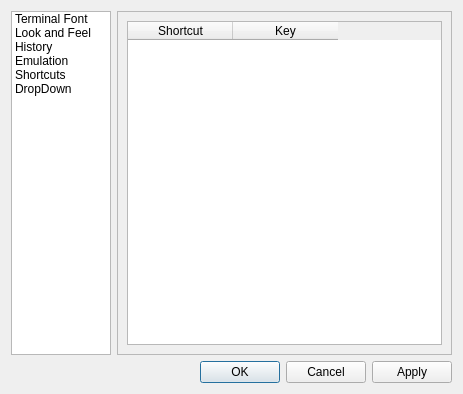
The window that src/forms/preferencesdialog.ui (trollixx/quickterminal) describes before a commit, drawn with Qt 5.
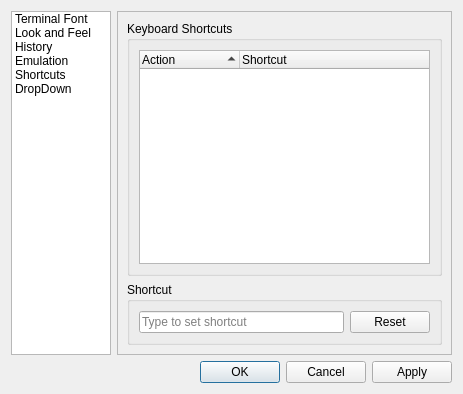
The same window after the commit. The open tabs and pages were chosen to show the change.

Commit message: New Shortcuts section in Preferences (read-only for now)

The edit to the form file:
```diff
--- a/src/forms/preferencesdialog.ui
+++ b/src/forms/preferencesdialog.ui
@@ -402,35 +402,73 @@
      <widget class="QWidget" name="shortcutsPage">
       <layout class="QVBoxLayout" name="verticalLayout">
        <item>
-        <widget class="QTableWidget" name="shortcutsWidget">
-         <property name="alternatingRowColors">
-          <bool>true</bool>
+        <widget class="QGroupBox" name="groupBox_5">
+         <property name="sizePolicy">
+          <sizepolicy hsizetype="Preferred" vsizetype="Expanding">
+           <horstretch>0</horstretch>
+           <verstretch>0</verstretch>
+          </sizepolicy>
          </property>
-         <property name="verticalScrollMode">
-          <enum>QAbstractItemView::ScrollPerPixel</enum>
+         <property name="title">
+          <string>Keyboard Shortcuts</string>
          </property>
-         <property name="horizontalScrollMode">
-          <enum>QAbstractItemView::ScrollPerPixel</enum>
+         <layout class="QVBoxLayout" name="verticalLayout_4">
+          <item>
+           <widget class="QTreeWidget" name="actionTreeWidget">
+            <property name="rootIsDecorated">
+             <bool>false</bool>
+            </property>
+            <property name="uniformRowHeights">
+             <bool>true</bool>
+            </property>
+            <property name="sortingEnabled">
+             <bool>true</bool>
+            </property>
+            <attribute name="headerShowSortIndicator" stdset="0">
+             <bool>true</bool>
+            </attribute>
+            <column>
+             <property name="text">
+              <string>Action</string>
+             </property>
+            </column>
+            <column>
+             <property name="text">
+              <string>Shortcut</string>
+             </property>
+            </column>
+           </widget>
+          </item>
+         </layout>
+        </widget>
+       </item>
+       <item>
+        <widget class="QGroupBox" name="groupBox_6">
+         <property name="sizePolicy">
+          <sizepolicy hsizetype="Preferred" vsizetype="Minimum">
+           <horstretch>0</horstretch>
+           <verstretch>0</verstretch>
+          </sizepolicy>
          </property>
-         <property name="sortingEnabled">
-          <bool>true</bool>
+         <property name="title">
+          <string>Shortcut</string>
          </property>
-         <attribute name="horizontalHeaderDefaultSectionSize">
-          <number>105</number>
-         </attribute>
-         <attribute name="verticalHeaderVisible">
-          <bool>false</bool>
-         </attribute>
-         <column>
-          <property name="text">
-           <string>Shortcut</string>
-          </property>
-         </column>
-         <column>
-          <property name="text">
-           <string>Key</string>
-          </property>
-         </column>
+         <layout class="QHBoxLayout" name="horizontalLayout">
+          <item>
+           <widget class="QLineEdit" name="shortcutLineEdit">
+            <property name="placeholderText">
+             <string>Type to set shortcut</string>
+            </property>
+           </widget>
+          </item>
+          <item>
+           <widget class="QPushButton" name="resetButton">
+            <property name="text">
+             <string>Reset</string>
+            </property>
+           </widget>
+          </item>
+         </layout>
         </widget>
        </item>
       </layout>
```
Left out of the diff: 2 changed lines with no effect on the pictures. The commit also changes 2 other files.
